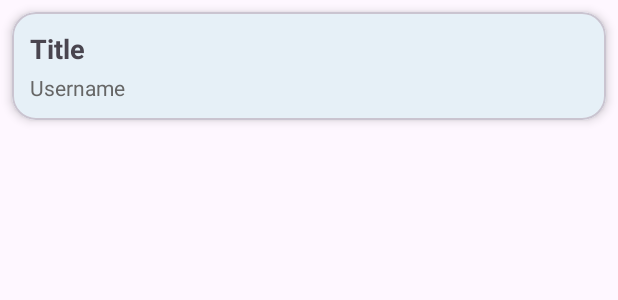
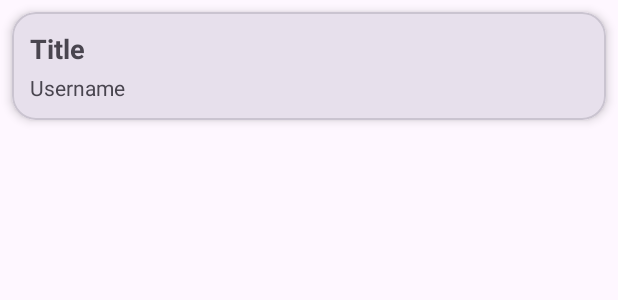
Before and after one commit to mahmutaunal/PasswordBook, an Android app: the layout item_password.xml on its own in the app's theme, with its tools: preview values and no code run, on a phone screen of 412 x 824 dp. Shown: the top 300 px of the screen. Run offline under Robolectric (Android 15) with nearby library versions, the phone set to English and light mode, and no system bars.

Commit message:
fix: apply minor UI adjustments and layout fixes

```diff
--- a/app/src/main/java/com/mahmutalperenunal/passwordbook/ui/detail/PasswordDetailFragment.kt
+++ b/app/src/main/java/com/mahmutalperenunal/passwordbook/ui/detail/PasswordDetailFragment.kt
@@ -39,8 +39,9 @@ class PasswordDetailFragment : Fragment() {
         val password = args.password
 
         val toolbar = binding.tbHeader
-        (requireActivity() as AppCompatActivity).setSupportActionBar(toolbar)
         (requireActivity() as AppCompatActivity).supportActionBar?.setDisplayHomeAsUpEnabled(true)
+
+        toolbar.setNavigationIcon(androidx.appcompat.R.drawable.abc_ic_ab_back_material)
 
         toolbar.setNavigationOnClickListener {
             findNavController().popBackStack()
--- a/app/src/main/java/com/mahmutalperenunal/passwordbook/ui/settings/BottomSheetTheme.kt
+++ b/app/src/main/java/com/mahmutalperenunal/passwordbook/ui/settings/BottomSheetTheme.kt
@@ -15,6 +15,12 @@ class BottomSheetTheme : BottomSheetDialogFragment() {
         val dialog = super.onCreateDialog(savedInstanceState)
         _binding = BottomSheetThemeBinding.inflate(layoutInflater)
         dialog.setContentView(binding.root)
+
+        when (ThemeHelper.getSavedTheme(requireContext())) {
+            ThemeHelper.ThemeMode.LIGHT -> binding.radioLight.isChecked = true
+            ThemeHelper.ThemeMode.DARK -> binding.radioDark.isChecked = true
+            ThemeHelper.ThemeMode.SYSTEM -> binding.radioSystem.isChecked = true
+        }
 
         binding.radioLight.setOnClickListener {
             ThemeHelper.setTheme(requireContext(), ThemeHelper.ThemeMode.LIGHT)
--- a/app/src/main/java/com/mahmutalperenunal/passwordbook/utils/ThemeHelper.kt
+++ b/app/src/main/java/com/mahmutalperenunal/passwordbook/utils/ThemeHelper.kt
@@ -25,4 +25,10 @@ object ThemeHelper {
         prefs.edit { putInt(KEY_THEME, mode.value) }
         AppCompatDelegate.setDefaultNightMode(mode.value)
     }
+
+    fun getSavedTheme(context: Context): ThemeMode {
+        val prefs = context.getSharedPreferences(PREFS_NAME, Context.MODE_PRIVATE)
+        val themeValue = prefs.getInt(KEY_THEME, ThemeMode.SYSTEM.value)
+        return ThemeMode.entries.firstOrNull { it.value == themeValue } ?: ThemeMode.SYSTEM
+    }
 }
--- a/app/src/main/res/layout/item_password.xml
+++ b/app/src/main/res/layout/item_password.xml
@@ -5,7 +5,7 @@
     android:layout_width="match_parent"
     android:layout_height="wrap_content"
     android:layout_margin="8dp"
-    android:backgroundTint="@color/secure_blue_50"
+    android:backgroundTint="?attr/colorSurfaceVariant"
     app:cardCornerRadius="16dp"
     app:cardElevation="4dp">
 
@@ -28,7 +28,6 @@
             android:layout_width="wrap_content"
             android:layout_height="wrap_content"
             android:layout_marginTop="4dp"
-            android:textColor="#666"
             android:textSize="14sp"
             tools:text="Username" />
     </LinearLayout>
--- a/app/src/main/res/menu/menu_password_detail.xml
+++ b/app/src/main/res/menu/menu_password_detail.xml
@@ -5,5 +5,5 @@
     <item
         android:id="@+id/actionDelete"
         android:title="@string/delete"
-        app:showAsAction="never"/>
+        app:showAsAction="never" />
 </menu>
--- a/app/src/main/res/values/strings.xml
+++ b/app/src/main/res/values/strings.xml
@@ -35,7 +35,7 @@
     <string name="theme">Theme</string>
     <string name="light_dark_or_system_default">Light, Dark or System default</string>
     <string name="language">Language</string>
-    <string name="turkish_or_english">Turkish or English</string>
+    <string name="turkish_or_english">Turkish, English or System default</string>
     <string name="settings">Settings</string>
     <string name="password_detail">Password Detail</string>
     <string name="add_password">Add Password</string>
```
Also changed, not shown: app/src/main/java/com/mahmutalperenunal/passwordbook/ui/settings/BottomSheetLanguage.kt (+8 -0 lines), app/src/main/java/com/mahmutalperenunal/passwordbook/utils/LocalizationHelper.kt (+6 -1 lines), 1 other file.
